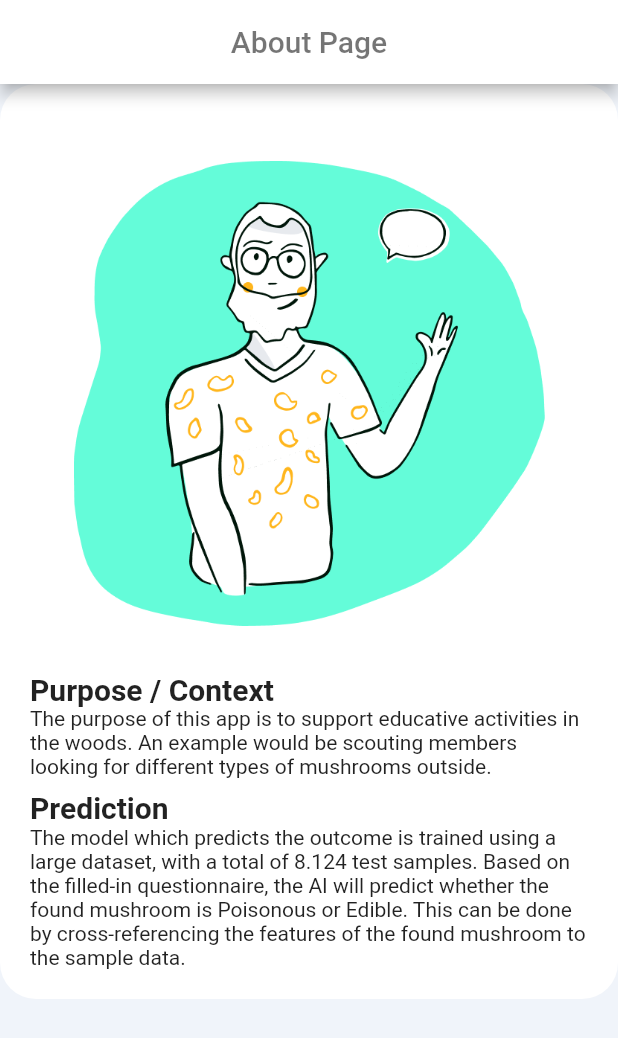
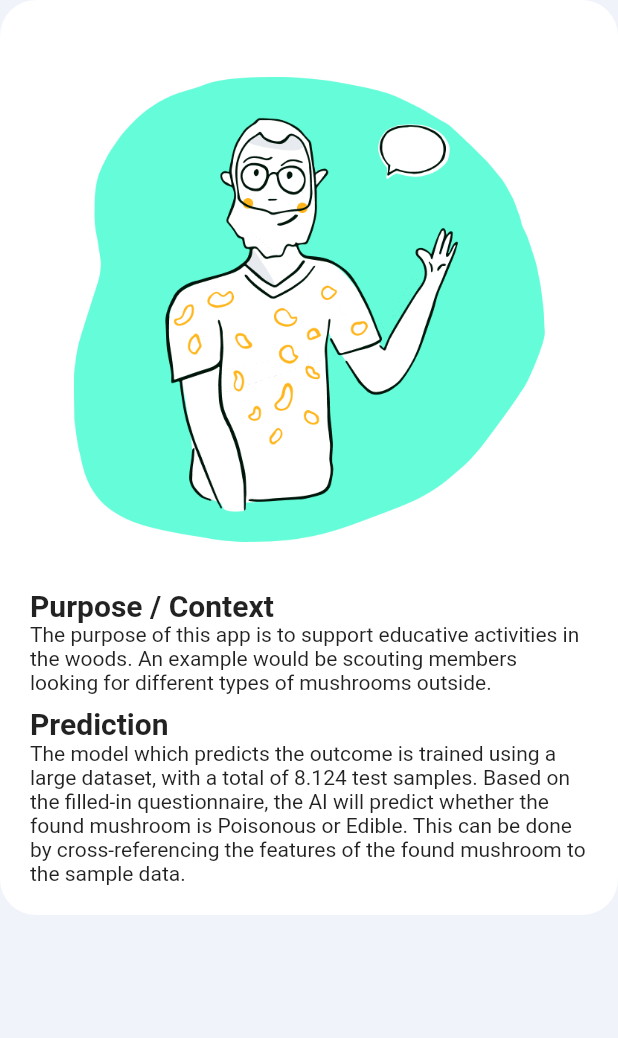
Before and after one commit to CinqueIzumi/ai-mushroom-temp, a Flutter app: the AboutPage screen opened directly, on a phone screen of 412 x 824 dp. Shown: the top 1038 px of the screen. Run offline on Flutter 3.47's test engine with Material 2 defaults, Android fonts, the phone set to English and light mode, and no system bars; our stand-ins replace bloc, dartz, equatable, flutter_bloc, get_it.

Commit message:
[Removed] Excessive app bars

```diff
--- a/lib/features/mushroom_pred/presentation/pages/about_page.dart
+++ b/lib/features/mushroom_pred/presentation/pages/about_page.dart
@@ -6,14 +6,6 @@ class AboutPage extends StatelessWidget {
   @override
   Widget build(BuildContext context) {
     return Scaffold(
-        appBar: AppBar(
-          title: const Text(
-            'About Page',
-            style: TextStyle(color: Colors.black54),
-          ),
-          centerTitle: true,
-          backgroundColor: Colors.white,
-        ),
         body: SafeArea(
           child: SingleChildScrollView(
             child: Container(
--- a/lib/features/mushroom_pred/presentation/pages/mushroom_page.dart
+++ b/lib/features/mushroom_pred/presentation/pages/mushroom_page.dart
@@ -15,11 +15,6 @@ class _MushroomPageState extends State<MushroomPage> {
   @override
   Widget build(BuildContext context) {
     return Scaffold(
-      appBar: AppBar(
-        title: const Text('Mushroom Questionnaire', style: TextStyle(color: Colors.black54),),
-        centerTitle: true,
-        backgroundColor: Colors.white,
-      ),
       body: SingleChildScrollView(
         child: Padding(
           padding: const EdgeInsets.all(20),
```
